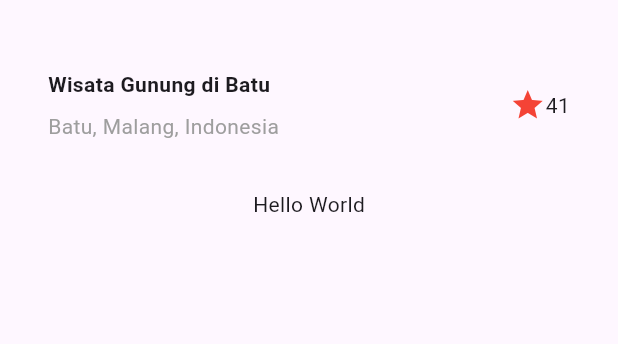
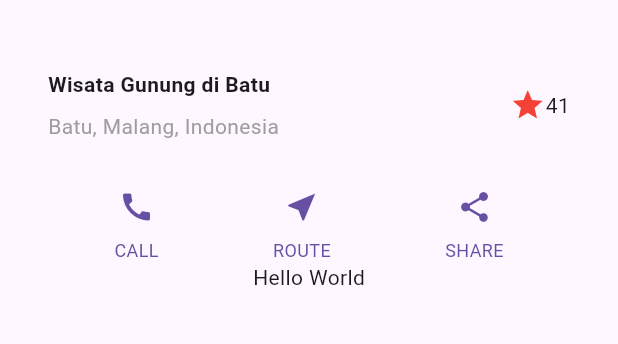
Before and after one commit to nrhlzanin/21_Nurhaliza-Anindya-Putri_Pemrograman-Mobile, a Flutter app: the screen it shows after launch, on a phone screen of 412 x 824 dp, the part 63-407 px from its top. Run offline on Flutter 3.47's test engine with Material 3 defaults, Android fonts, the phone set to English and light mode, and no system bars.

Commit message:
Tugas J6 Praktikum 2

```diff
--- a/Week6/layout_flutter/lib/main.dart
+++ b/Week6/layout_flutter/lib/main.dart
@@ -12,11 +12,9 @@ class MyApp extends StatelessWidget {
       child: Row(
         children: [
           Expanded(
-            // Soal 1: Letakkan Column di dalam Expanded
             child: Column(
               crossAxisAlignment: CrossAxisAlignment.start,
               children: [
-                // Soal 2: Baris pertama teks di dalam Container
                 Container(
                   padding: const EdgeInsets.only(bottom: 8),
                   child: const Text(
@@ -26,21 +24,55 @@ class MyApp extends StatelessWidget {
                     ),
                   ),
                 ),
-                Text(
+                const Text(
                   'Batu, Malang, Indonesia',
-                  style: TextStyle(color: Colors.grey),
+                  style: TextStyle(
+                    color: Colors.grey,
+                  ),
                 ),
               ],
             ),
           ),
-          // Soal 3: Ikon bintang dan teks "41"
-          Icon(
+          const Icon(
             Icons.star,
             color: Colors.red,
           ),
           const Text('41'),
         ],
       ),
+    );
+
+    // Langkah 1
+    Column buildButtonColumn(Color color, IconData icon, String label) {
+      return Column(
+        mainAxisSize: MainAxisSize.min,
+        mainAxisAlignment: MainAxisAlignment.center,
+        children: [
+          Icon(icon, color: color),
+          Container(
+            margin: const EdgeInsets.only(top: 8),
+            child: Text(
+              label,
+              style: TextStyle(
+                fontSize: 12,
+                fontWeight: FontWeight.w400,
+                color: color,
+              ),
+            ),
+          ),
+        ],
+      );
+    }
+
+    // Langkah 2
+    Color color = Theme.of(context).primaryColor;
+    Widget buttonSection = Row(
+      mainAxisAlignment: MainAxisAlignment.spaceEvenly,
+      children: [
+        buildButtonColumn(color, Icons.call, 'CALL'),
+        buildButtonColumn(color, Icons.near_me, 'ROUTE'),
+        buildButtonColumn(color, Icons.share, 'SHARE'),
+      ],
     );
 
     return MaterialApp(
@@ -52,6 +84,7 @@ class MyApp extends StatelessWidget {
         body: Column(
           children: [
             titleSection,
+            buttonSection,
             const Center(
               child: Text('Hello World'),
             ),
```
